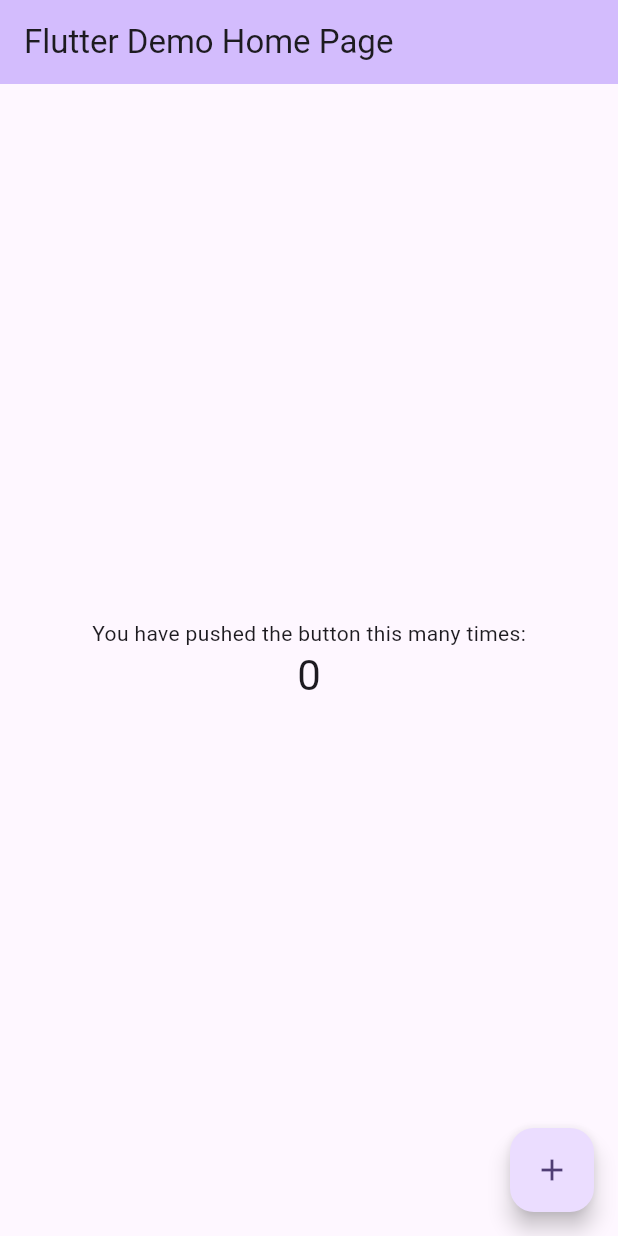
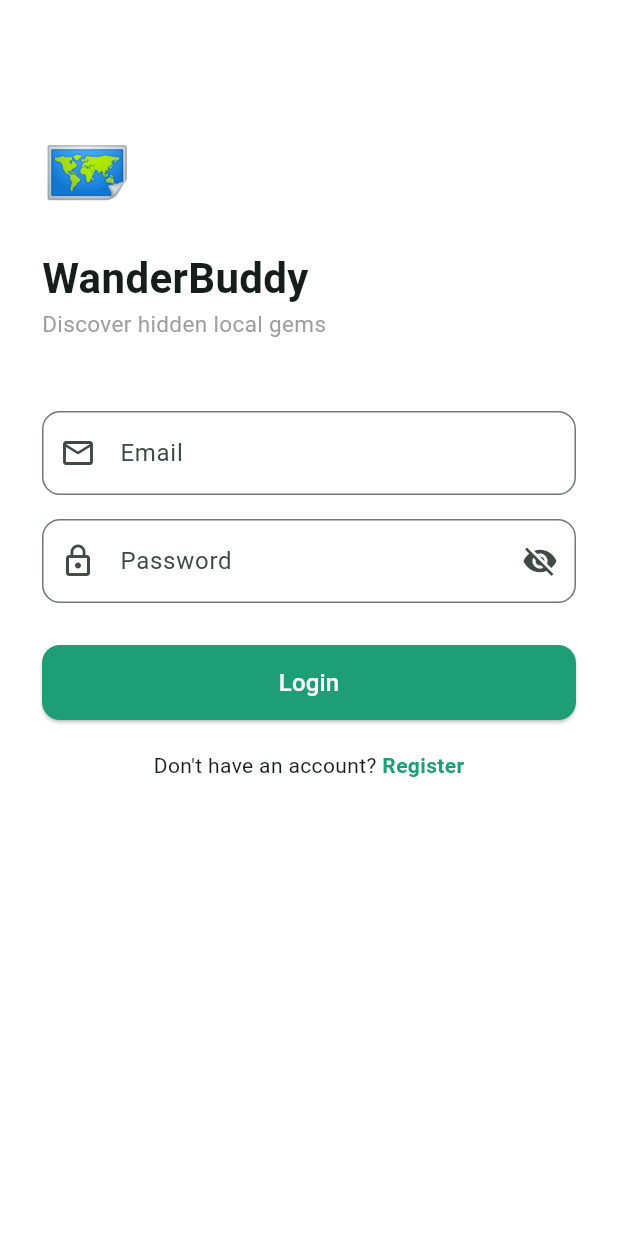
Before and after one commit to Chloe-Celya/Project_Hidden-gems-app, a Flutter app: the screen it shows after launch, on a phone screen of 412 x 824 dp. Run offline on Flutter 3.47's test engine with Material 3 defaults, Android fonts, the phone set to English and light mode, and no system bars; our stand-ins replace cloud_firestore, firebase_auth, firebase_core; accounts and stored records are empty.

Commit message:
auth and set up navbar

```diff
--- a/lib/main.dart
+++ b/lib/main.dart
@@ -1,121 +1,39 @@
 import 'package:flutter/material.dart';
+import 'package:firebase_core/firebase_core.dart';
+import 'package:firebase_auth/firebase_auth.dart';
+import 'firebase_options.dart';
+import 'screens/auth/login_screen.dart';
+import 'widgets/navbar.dart';
 
-void main() {
-  runApp(const MyApp());
+void main() async {
+  WidgetsFlutterBinding.ensureInitialized();
+  await Firebase.initializeApp(options: DefaultFirebaseOptions.currentPlatform);
+  runApp(const WanderBuddyApp());
 }
 
-class MyApp extends StatelessWidget {
-  const MyApp({super.key});
+class WanderBuddyApp extends StatelessWidget {
+  const WanderBuddyApp({super.key});
 
-  // This widget is the root of your application.
   @override
   Widget build(BuildContext context) {
     return MaterialApp(
-      title: 'Flutter Demo',
+      title: 'WhisperMap',
+      debugShowCheckedModeBanner: false,
       theme: ThemeData(
-        // This is the theme of your application.
-        //
-        // TRY THIS: Try running your application with "flutter run". You'll see
-        // the application has a purple toolbar. Then, without quitting the app,
-        // try changing the seedColor in the colorScheme below to Colors.green
-        // and then invoke "hot reload" (save your changes or press the "hot
-        // reload" button in a Flutter-supported IDE, or press "r" if you used
-        // the command line to start the app).
-        //
-        // Notice that the counter didn't reset back to zero; the application
-        // state is not lost during the reload. To reset the state, use hot
-        // restart instead.
-        //
-        // This works for code too, not just values: Most code changes can be
-        // tested with just a hot reload.
-        colorScheme: .fromSeed(seedColor: Colors.deepPurple),
+        colorScheme: ColorScheme.fromSeed(seedColor: const Color(0xFF1D9E75)),
+        useMaterial3: true,
       ),
-      home: const MyHomePage(title: 'Flutter Demo Home Page'),
-    );
-  }
-}
-
-class MyHomePage extends StatefulWidget {
-  const MyHomePage({super.key, required this.title});
-
-  // This widget is the home page of your application. It is stateful, meaning
-  // that it has a State object (defined below) that contains fields that affect
-  // how it looks.
-
-  // This class is the configuration for the state. It holds the values (in this
-  // case the title) provided by the parent (in this case the App widget) and
-  // used by the build method of the State. Fields in a Widget subclass are
-  // always marked "final".
-
-  final String title;
-
-  @override
-  State<MyHomePage> createState() => _MyHomePageState();
-}
-
-class _MyHomePageState extends State<MyHomePage> {
-  int _counter = 0;
-
-  void _incrementCounter() {
-    setState(() {
-      // This call to setState tells the Flutter framework that something has
-      // changed in this State, which causes it to rerun the build method below
-      // so that the display can reflect the updated values. If we changed
-      // _counter without calling setState(), then the build method would not be
-      // called again, and so nothing would appear to happen.
-      _counter++;
-    });
-  }
-
-  @override
-  Widget build(BuildContext context) {
-    // This method is rerun every time setState is called, for instance as done
-    // by the _incrementCounter method above.
-    //
-    // The Flutter framework has been optimized to make rerunning build methods
-    // fast, so that you can just rebuild anything that needs updating rather
-    // than having to individually change instances of widgets.
-    return Scaffold(
-      appBar: AppBar(
-        // TRY THIS: Try changing the color here to a specific color (to
-        // Colors.amber, perhaps?) and trigger a hot reload to see the AppBar
-        // change color while the other colors stay the same.
-        backgroundColor: Theme.of(context).colorScheme.inversePrimary,
-        // Here we take the value from the MyHomePage object that was created by
-        // the App.build method, and use it to set our appbar title.
-        title: Text(widget.title),
-      ),
-      body: Center(
-        // Center is a layout widget. It takes a single child and positions it
-        // in the middle of the parent.
-        child: Column(
-          // Column is also a layout widget. It takes a list of children and
-          // arranges them vertically. By default, it sizes itself to fit its
-          // children horizontally, and tries to be as tall as its parent.
-          //
-          // Column has various properties to control how it sizes itself and
-          // how it positions its children. Here we use mainAxisAlignment to
-          // center the children vertically; the main axis here is the vertical
-          // axis because Columns are vertical (the cross axis would be
-          // horizontal).
-          //
-          // TRY THIS: Invoke "debug painting" (choose the "Toggle Debug Paint"
-          // action in the IDE, or press "p" in the console), to see the
-          // wireframe for each widget.
-          mainAxisAlignment: .center,
-          children: [
-            const Text('You have pushed the button this many times:'),
-            Text(
-              '$_counter',
-              style: Theme.of(context).textTheme.headlineMedium,
-            ),
-          ],
-        ),
-      ),
-      floatingActionButton: FloatingActionButton(
-        onPressed: _incrementCounter,
-        tooltip: 'Increment',
-        child: const Icon(Icons.add),
+      home: StreamBuilder<User?>(
+        stream: FirebaseAuth.instance.authStateChanges(),
+        builder: (context, snapshot) {
+          if (snapshot.connectionState == ConnectionState.waiting) {
+            return const Scaffold(
+              body: Center(child: CircularProgressIndicator()),
+            );
+          }
+          if (snapshot.hasData) return const MainScreen();
+          return const LoginScreen();
+        },
       ),
     );
   }
--- /dev/null
+++ b/lib/screens/auth/login_screen.dart
@@ -0,0 +1,139 @@
+import 'package:flutter/material.dart';
+import '../../services/auth_service.dart';
+import 'regis_screen.dart';
+
+class LoginScreen extends StatefulWidget {
+  const LoginScreen({super.key});
+
+  @override
+  State<LoginScreen> createState() => _LoginScreenState();
+}
+
+class _LoginScreenState extends State<LoginScreen> {
+  final _emailCtrl = TextEditingController();
+  final _passCtrl = TextEditingController();
+  final _auth = AuthService();
+  bool _loading = false;
+  bool _obscure = true;
+
+  Future<void> _login() async {
+    if (_emailCtrl.text.trim().isEmpty || _passCtrl.text.isEmpty) {
+      _showError('Please fill in all fields');
+      return;
+    }
+    setState(() => _loading = true);
+    try {
+      await _auth.login(_emailCtrl.text.trim(), _passCtrl.text);
+    } on Exception catch (e) {
+      _showError(e.toString());
+    } finally {
+      if (mounted) setState(() => _loading = false);
+    }
+  }
+
+  void _showError(String msg) {
+    ScaffoldMessenger.of(context).showSnackBar(
+      SnackBar(content: Text(msg), backgroundColor: Colors.red),
+    );
+  }
+
+  @override
+  void dispose() {
+    _emailCtrl.dispose();
+    _passCtrl.dispose();
+    super.dispose();
+  }
+
+  @override
+  Widget build(BuildContext context) {
+    return Scaffold(
+      backgroundColor: Colors.white,
+      body: SafeArea(
+        child: SingleChildScrollView(
+          padding: const EdgeInsets.symmetric(horizontal: 28, vertical: 40),
+          child: Column(
+            crossAxisAlignment: CrossAxisAlignment.start,
+            children: [
+              const SizedBox(height: 40),
+              const Text('🗺️', style: TextStyle(fontSize: 48)),
+              const SizedBox(height: 16),
+              const Text(
+                'WanderBuddy',
+                style: TextStyle(fontSize: 28, fontWeight: FontWeight.bold),
+              ),
+              const Text(
+                'Discover hidden local gems',
+                style: TextStyle(fontSize: 15, color: Colors.grey),
+              ),
+              const SizedBox(height: 48),
+              TextField(
+                controller: _emailCtrl,
+                keyboardType: TextInputType.emailAddress,
+                decoration: _inputDecor('Email', Icons.email_outlined),
+              ),
+              const SizedBox(height: 16),
+              TextField(
+                controller: _passCtrl,
+                obscureText: _obscure,
+                decoration: _inputDecor('Password', Icons.lock_outline).copyWith(
+                  suffixIcon: IconButton(
+                    icon: Icon(_obscure ? Icons.visibility_off : Icons.visibility),
+                    onPressed: () => setState(() => _obscure = !_obscure),
+                  ),
+                ),
+              ),
+              const SizedBox(height: 28),
+              SizedBox(
+                width: double.infinity,
+                height: 50,
+                child: ElevatedButton(
+                  onPressed: _loading ? null : _login,
+                  style: ElevatedButton.styleFrom(
+                    backgroundColor: const Color(0xFF1D9E75),
+                    foregroundColor: Colors.white,
+                    shape: RoundedRectangleBorder(
+                      borderRadius: BorderRadius.circular(12),
+                    ),
+                  ),
+                  child: _loading
+                      ? const CircularProgressIndicator(color: Colors.white)
+                      : const Text('Login', style: TextStyle(fontSize: 16)),
+                ),
+              ),
+              const SizedBox(height: 20),
+              Row(
+                mainAxisAlignment: MainAxisAlignment.center,
+                children: [
+                  const Text("Don't have an account? "),
+                  GestureDetector(
+                    onTap: () => Navigator.push(context,
+                        MaterialPageRoute(builder: (_) => const RegisterScreen())),
+                    child: const Text(
+                      'Register',
+                      style: TextStyle(
+                        color: Color(0xFF1D9E75),
+                        fontWeight: FontWeight.bold,
+                      ),
+                    ),
+                  ),
+                ],
+              ),
+            ],
+          ),
+        ),
+      ),
+    );
+  }
+
+  InputDecoration _inputDecor(String label, IconData icon) {
+    return InputDecoration(
+      labelText: label,
+      prefixIcon: Icon(icon),
+      border: OutlineInputBorder(borderRadius: BorderRadius.circular(12)),
+      focusedBorder: OutlineInputBorder(
+        borderRadius: BorderRadius.circular(12),
+        borderSide: const BorderSide(color: Color(0xFF1D9E75), width: 2),
+      ),
+    );
+  }
+}
--- /dev/null
+++ b/lib/services/auth_service.dart
@@ -0,0 +1,35 @@
+import 'package:firebase_auth/firebase_auth.dart';
+import 'package:cloud_firestore/cloud_firestore.dart';
+
+class AuthService {
+  final FirebaseAuth _auth = FirebaseAuth.instance;
+  final FirebaseFirestore _db = FirebaseFirestore.instance;
+
+  User? get currentUser => _auth.currentUser;
+
+  Stream<User?> get authStateChanges => _auth.authStateChanges();
+
+  Future<void> register(String name, String email, String password) async {
+    final cred = await _auth.createUserWithEmailAndPassword(
+      email: email,
+      password: password,
+    );
+    await cred.user!.updateDisplayName(name);
+    await _db.collection('users').doc(cred.user!.uid).set({
+      'userId': cred.user!.uid,
+      'displayName': name,
+      'email': email,
+      'photoURL': '',
+      'fcmToken': '',
+      'createdAt': FieldValue.serverTimestamp(),
+    });
+  }
+
+  Future<void> login(String email, String password) async {
+    await _auth.signInWithEmailAndPassword(email: email, password: password);
+  }
+
+  Future<void> logout() async {
+    await _auth.signOut();
+  }
+}
```
Also changed, not shown: lib/screens/addspot_screen.dart (added, +20 -0 lines), lib/screens/auth/regis_screen.dart (added, +140 -0 lines), lib/screens/explore_screen.dart (added, +20 -0 lines), lib/screens/home_screen.dart (added, +20 -0 lines), lib/screens/profile_screen.dart (added, +42 -0 lines), lib/screens/spotdetail_screen.dart (added, +20 -0 lines), lib/widgets/navbar.dart (added, +43 -0 lines), pubspec.yaml (+18 -83 lines), firebase.json (added), lib/firebase_options.dart (added), pubspec.lock, 9 other files.
